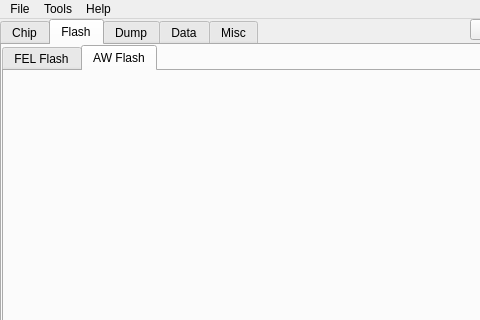
This is src/mainwindow.ui in YuzukiTsuru/YFEL as Qt 5 draws it before an edit; both pictures show x 0 to 480 and y 0 to 320 of the 689 by 407 pixel window. The edited form follows.
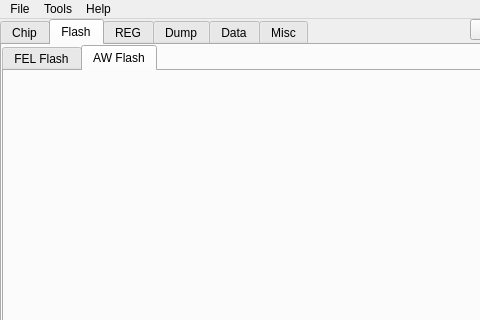
This is the edited form. The open tabs and pages were chosen to show the change.

```diff
--- a/src/mainwindow.ui
+++ b/src/mainwindow.ui
@@ -209,6 +209,11 @@
       </widget>
      </widget>
     </widget>
+    <widget class="QWidget" name="tab">
+     <attribute name="title">
+      <string>REG</string>
+     </attribute>
+    </widget>
     <widget class="QWidget" name="dump_tab">
      <attribute name="title">
       <string>Dump</string>
```
Left out of the diff: 2 changed lines with no effect on the pictures.
